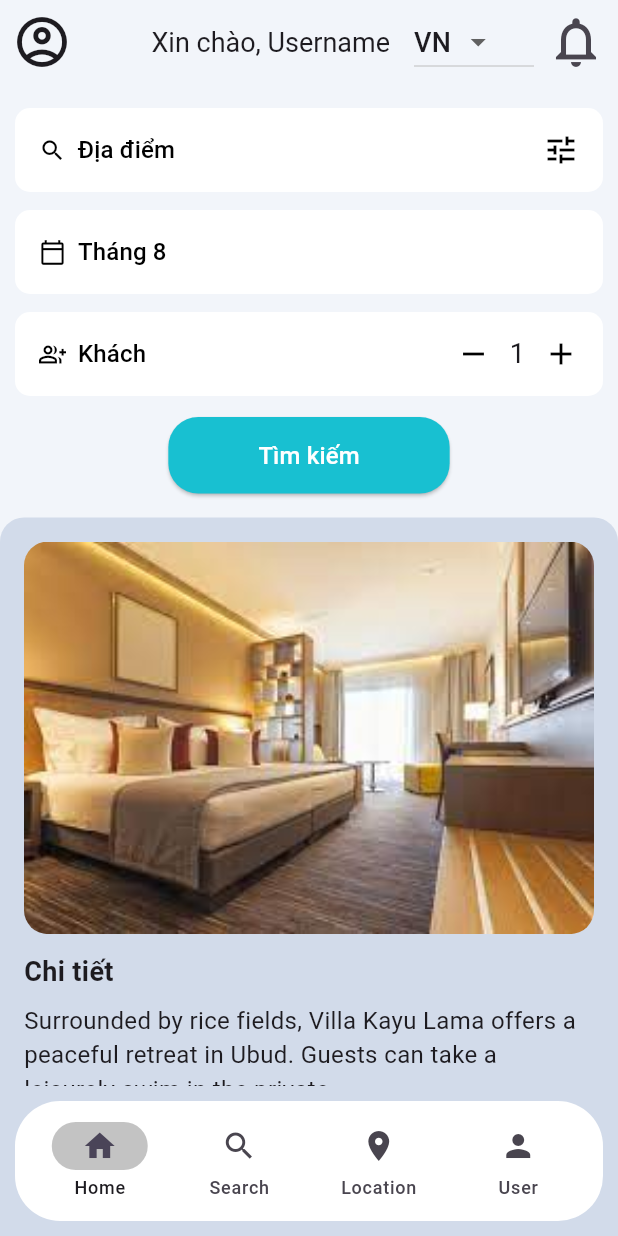
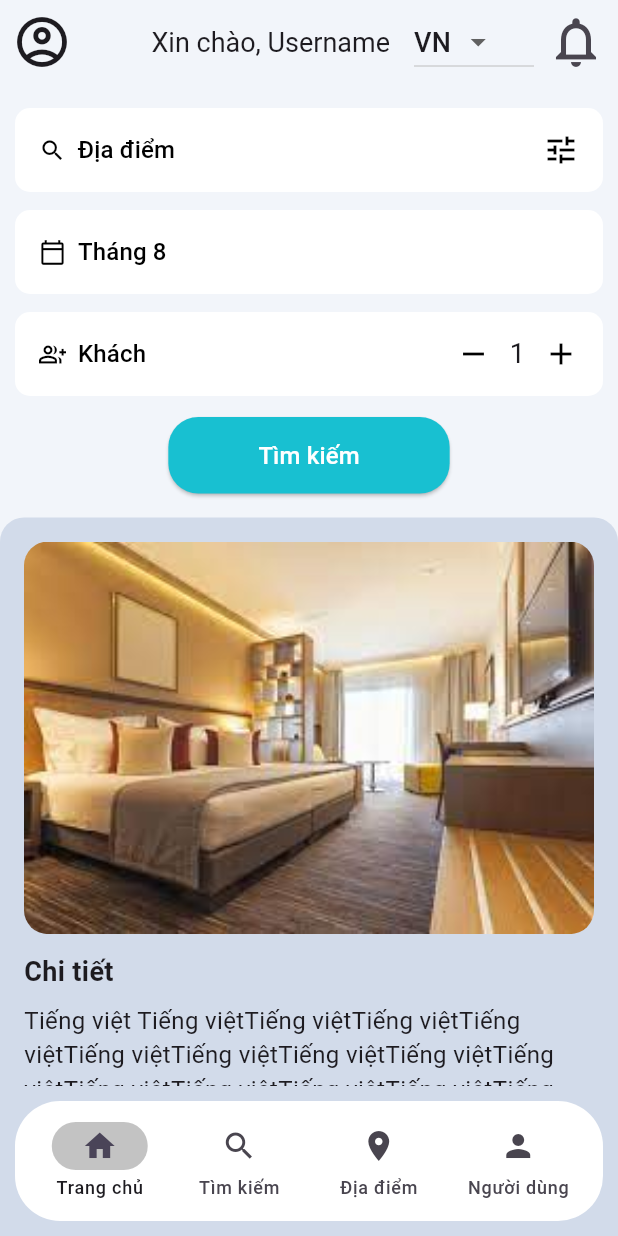
Before and after one commit to hoanganh15022003/booking_app, a Flutter app: the HomePage screen opened directly, on a phone screen of 412 x 824 dp. Run offline on Flutter 3.47's test engine with Material 3 defaults, Android fonts, the phone set to English and light mode, and no system bars; our stand-ins replace carousel_slider; generated files the repository leaves out were written again.

Commit message:
viet hoa 80%

```diff
--- /dev/null
+++ b/l10n.yaml
@@ -0,0 +1,3 @@
+arb-dir: lib/l10n
+template-arb-file: app_vi.arb
+output-localization-file: app_localizations.dart
--- /dev/null
+++ b/lib/l10n/app_en.arb
@@ -0,0 +1,5 @@
+{
+    "login" : "LOGIN",
+    "reg" : "register",
+    "forgotpass" : "Forgot password ?"
+}
--- /dev/null
+++ b/lib/l10n/app_vi.arb
@@ -0,0 +1,28 @@
+{
+    "login" : "Đăng nhập",
+    "reg" : "Đăng ký",
+    "user" :"Tài khoản",
+    "pass" : "Mật khẩu",
+    "userreq":"Nhập tài khoản",
+    "passreq":"Nhập mật khẩu",
+    "forgotpass" : "Quên mật khẩu",
+
+
+    "location":"Địa điểm",
+    "date":"Tháng 8",
+    "guests":"Khách",
+    "search":"Tìm kiếm",
+
+
+    "detail":"Chi tiết",
+    "go_to":"Đi tới",
+    "continues":"Tiếp tục",
+    "text":"Tiếng việt Tiếng việtTiếng việtTiếng việtTiếng việtTiếng việtTiếng việtTiếng việtTiếng việtTiếng việtTiếng việtTiếng việtTiếng việtTiếng việtTiếng việtTiếng việtTiếng việtTiếng việtTiếng việtTiếng việtTiếng việtTiếng việtTiếng việtTiếng việt",
+
+    "home":"Trang chủ",
+    "home_user":"Người dùng",
+
+    "hotel":"Khách sạn",
+    "food":"Ẩm thực",
+    "activities":"Hoạt động"
+}
--- a/lib/layout/navigation_menu.dart
+++ b/lib/layout/navigation_menu.dart
@@ -1,4 +1,9 @@
 import 'package:flutter/material.dart';
+import 'package:flutter_gen/gen_l10n/app_localizations.dart';
+
+
+
+
 
 class NavigationMenu extends StatelessWidget {
   const NavigationMenu({super.key});
@@ -20,11 +25,11 @@ class NavigationMenu extends StatelessWidget {
         height: 60,
         indicatorColor: const Color.fromARGB(255, 195, 195, 195),
         surfaceTintColor: Colors.white,
-        destinations: const [
-          NavigationDestination(icon: Icon(Icons.home), label: 'Home'),
-          NavigationDestination(icon: Icon(Icons.search), label: 'Search'),
-          NavigationDestination(icon: Icon(Icons.location_on), label: 'Location'),
-          NavigationDestination(icon: Icon(Icons.person), label: 'User'),
+        destinations: [
+          NavigationDestination(icon: const Icon(Icons.home), label: AppLocalizations.of(context)!.home),
+          NavigationDestination(icon: const Icon(Icons.search), label: AppLocalizations.of(context)!.search),
+          NavigationDestination(icon: const Icon(Icons.location_on), label: AppLocalizations.of(context)!.location),
+          NavigationDestination(icon: const Icon(Icons.person), label: AppLocalizations.of(context)!.home_user),
         ],
       ),
     ) ;
--- a/lib/pages/home_page.dart
+++ b/lib/pages/home_page.dart
@@ -2,7 +2,7 @@
 import 'package:booking_app_demo/layout/navigation_menu.dart';
 import 'package:booking_app_demo/pages/booking.dart';
 import 'package:flutter/material.dart';
-
+import 'package:flutter_gen/gen_l10n/app_localizations.dart';
 class HomePage extends StatefulWidget {
   const HomePage({super.key});
 
@@ -125,7 +125,7 @@ class _HomePageState extends State<HomePage> {
                               Icons.search,
                               color: Colors.black,
                             ),
-                            label: Text(location[n], style:const TextStyle(color: Colors.black, fontSize: 16),),
+                            label: Text(AppLocalizations.of(context)!.location, style:const TextStyle(color: Colors.black, fontSize: 16),),
                             style: ButtonStyle(
                               overlayColor: MaterialStateProperty.all(Colors.transparent),
                             ),
@@ -158,7 +158,7 @@ class _HomePageState extends State<HomePage> {
                               Icons.calendar_today_outlined,
                               color: Colors.black,
                             ),
-                            label: Text(time[n], style:const TextStyle(color: Colors.black, fontSize: 16),),
+                            label: Text(AppLocalizations.of(context)!.date, style:const TextStyle(color: Colors.black, fontSize: 16),),
                             style: ButtonStyle(
                               overlayColor: MaterialStateProperty.all(Colors.transparent),
                             ),
@@ -182,7 +182,7 @@ class _HomePageState extends State<HomePage> {
                               Icons.group_add_outlined,
                               color: Colors.black,
                             ),
-                            label:  Text(guests[n], style:const TextStyle(color: Colors.black, fontSize: 16),),
+                            label:  Text(AppLocalizations.of(context)!.guests, style:const TextStyle(color: Colors.black, fontSize: 16),),
                             style: ButtonStyle(
                               overlayColor: MaterialStateProperty.all(Colors.transparent),
                             ),
@@ -243,7 +243,7 @@ class _HomePageState extends State<HomePage> {
                               ),
                             ),
                           ),
-                          child:  Text(search[n], style:const TextStyle(fontSize: 16),)
+                          child:  Text(AppLocalizations.of(context)!.search, style:const TextStyle(fontSize: 16),)
                         )
                       ),
                     ),
@@ -275,15 +275,15 @@ class _HomePageState extends State<HomePage> {
                           Container(
                             margin: const EdgeInsets.fromLTRB(0, 12, 0, 8),
                             child: Text(
-                              details[n],
+                              AppLocalizations.of(context)!.detail,
                               style:const TextStyle(fontSize: 18, fontWeight: FontWeight.bold),),
                           ),
 
                           Container(
                             margin: const EdgeInsets.fromLTRB(0, 0, 0, 8),
-                            child: const Text(
-                              'Surrounded by rice fields, Villa Kayu Lama offers a peaceful retreat in Ubud. Guests can take a leisurely swim in the private...',
-                              style: TextStyle(fontSize: 16, ),
+                            child: Text(
+                              AppLocalizations.of(context)!.text,
+                              style:const TextStyle(fontSize: 16, ),
                             ),
                           ),
 
@@ -306,7 +306,7 @@ class _HomePageState extends State<HomePage> {
                                     ),
                                   ),
                                 ),
-                                child: Text(goTo[n], style:const TextStyle(fontSize: 16),)
+                                child: Text(AppLocalizations.of(context)!.go_to, style:const TextStyle(fontSize: 16),)
                               )
                             ),
                           ),
```
Also changed, not shown: lib/main.dart (+14 -9 lines), lib/pages/booking.dart (+10 -8 lines), lib/pages/login.dart (+14 -16 lines), pubspec.yaml (+12 -64 lines), pubspec.lock.
